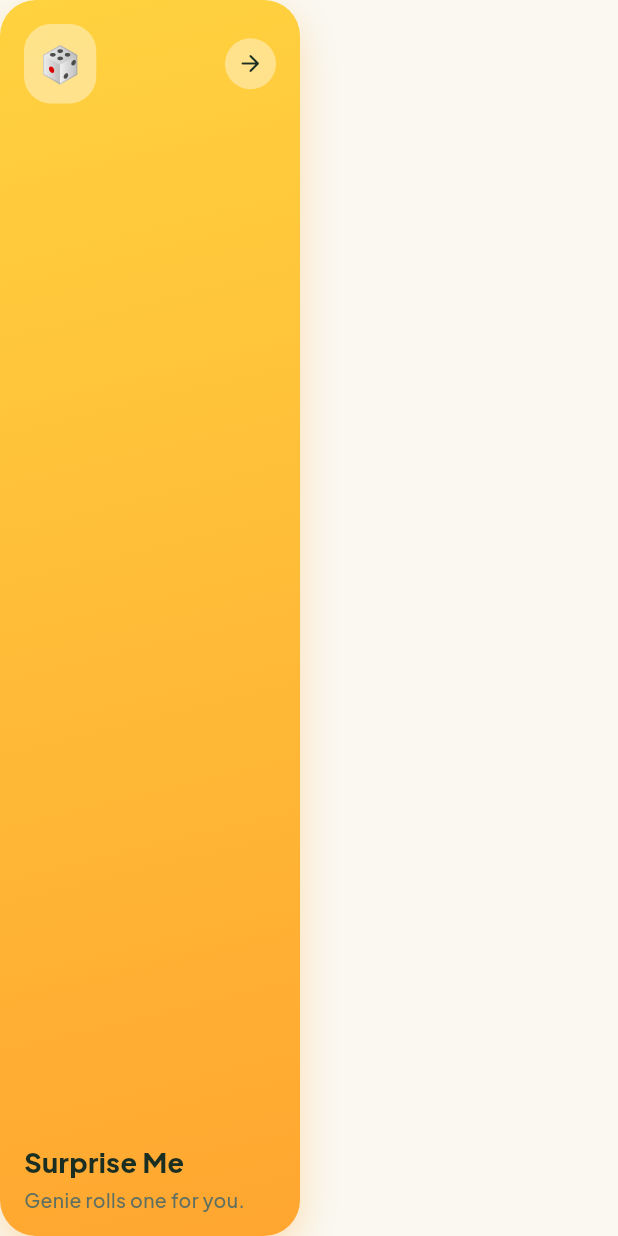
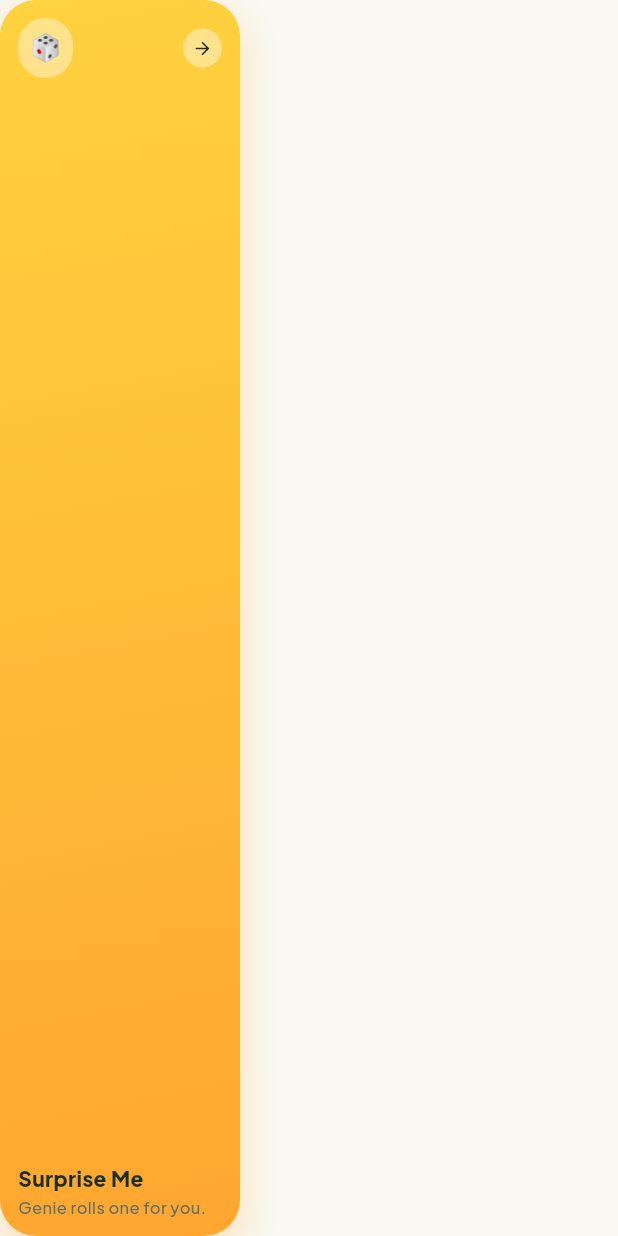
Before and after one commit to meltemyanoglu/fridgenie-app, a Flutter app: the ModeCard widget shown alone on an empty page, opened directly, on a phone screen of 412 x 824 dp. Run offline on Flutter 3.47's test engine with Material 3 defaults, Android fonts, the phone set to English and light mode, and no system bars; our stand-ins replace google_fonts, image_picker, shared_preferences; accounts and stored records are empty; network calls fail.

Commit message:
refactor: adjust UI components for improved layout and spacing consistency

```diff
--- a/lib/screens/discover/suggestions_screen.dart
+++ b/lib/screens/discover/suggestions_screen.dart
@@ -171,7 +171,7 @@ class _MatchesTab extends StatelessWidget {
         children: [
           // Quick mode launchers
           SizedBox(
-            height: 175,
+            height: 140,
             child: ListView(
               scrollDirection: Axis.horizontal,
               children: [
--- a/lib/widgets/mode_card.dart
+++ b/lib/widgets/mode_card.dart
@@ -26,8 +26,8 @@ class ModeCard extends StatelessWidget {
     return GestureDetector(
       onTap: onTap,
       child: Container(
-        width: wide ? double.infinity : 200,
-        padding: const EdgeInsets.all(16),
+        width: wide ? double.infinity : 160,
+        padding: const EdgeInsets.all(12),
         decoration: BoxDecoration(
           gradient: LinearGradient(
             begin: Alignment.topLeft,
@@ -50,25 +50,25 @@ class ModeCard extends StatelessWidget {
               mainAxisAlignment: MainAxisAlignment.spaceBetween,
               children: [
                 Container(
-                  padding: const EdgeInsets.all(9),
+                  padding: const EdgeInsets.all(7),
                   decoration: BoxDecoration(
                     color: Colors.white.withValues(alpha: 0.4),
                     borderRadius: BorderRadius.circular(AppSpacing.radiusMd),
                   ),
                   child: Text(
                     emoji,
-                    style: const TextStyle(fontSize: 24),
+                    style: const TextStyle(fontSize: 18),
                   ),
                 ),
                 Container(
-                  padding: const EdgeInsets.all(8),
+                  padding: const EdgeInsets.all(6),
                   decoration: BoxDecoration(
                     color: Colors.white.withValues(alpha: 0.4),
                     shape: BoxShape.circle,
                   ),
                   child: const Icon(
                     Icons.arrow_forward_rounded,
-                    size: 18,
+                    size: 14,
                     color: AppColors.textPrimary,
                   ),
                 ),
@@ -80,18 +80,18 @@ class ModeCard extends StatelessWidget {
               maxLines: 2,
               overflow: TextOverflow.ellipsis,
               style: const TextStyle(
-                fontSize: 18,
+                fontSize: 14,
                 fontWeight: FontWeight.w800,
                 color: AppColors.textPrimary,
               ),
             ),
-            const SizedBox(height: 4),
+            const SizedBox(height: 3),
             Text(
               subtitle,
               maxLines: 2,
               overflow: TextOverflow.ellipsis,
               style: const TextStyle(
-                fontSize: 13,
+                fontSize: 11,
                 color: AppColors.textSecondary,
                 height: 1.25,
               ),
```
Also changed, not shown: lib/screens/home/home_screen.dart (+105 -42 lines), lib/screens/pantry/pantry_screen.dart (+14 -15 lines), lib/widgets/pill_tab_bar.dart (+5 -5 lines).
